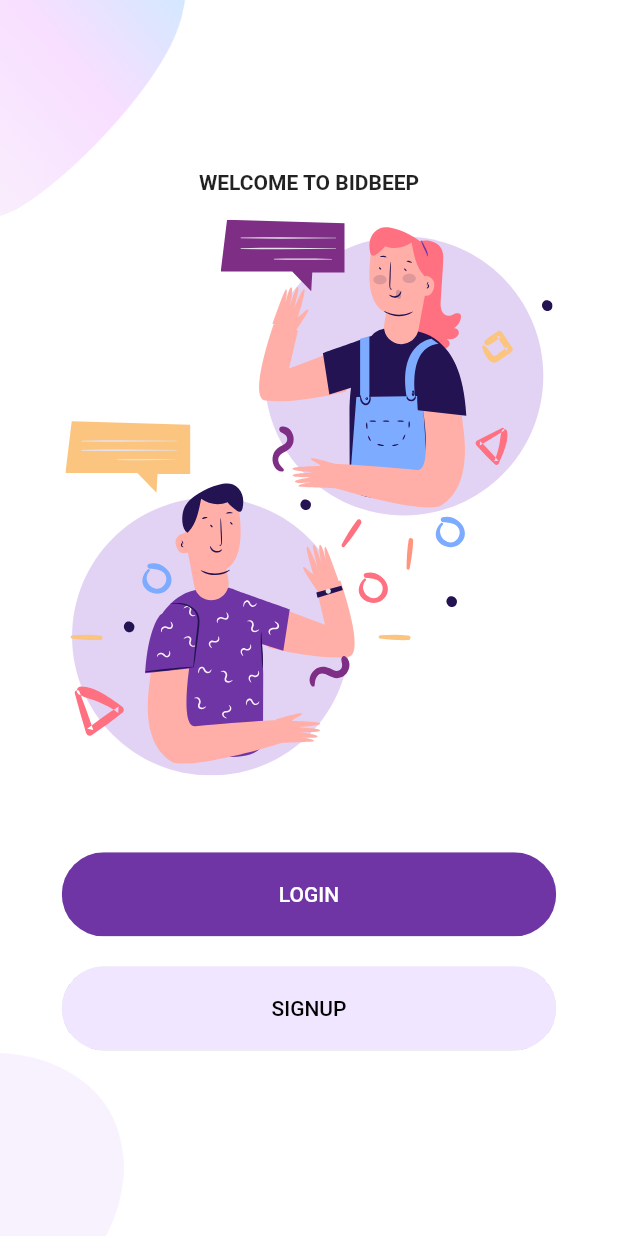
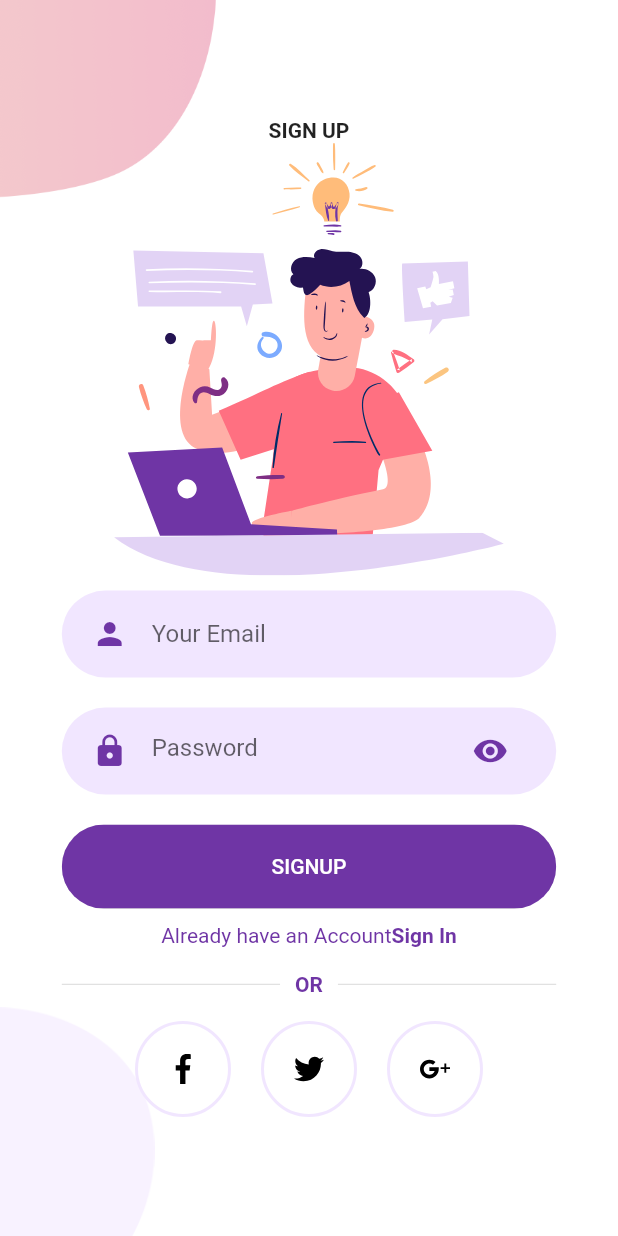
Before and after one commit to keleshteri/flutter_login_signup_page, a Flutter app: the screen it shows after launch, after a tap on "SIGNUP", on a phone screen of 412 x 824 dp. Run offline on Flutter 3.47's test engine with Material 2 defaults, Android fonts, the phone set to English and light mode, and no system bars; our stand-ins replace flutter_svg.

Commit message:
Done SignUp

```diff
--- /dev/null
+++ b/lib/Screens/Signup/components/background.dart
@@ -0,0 +1,39 @@
+import 'package:flutter/material.dart';
+
+class Background extends StatelessWidget {
+  const Background({
+    Key? key,
+    required this.child,
+  }) : super(key: key);
+
+  final Widget child;
+
+  @override
+  Widget build(BuildContext context) {
+    Size size = MediaQuery.of(context).size;
+    return Container(
+      height: size.height,
+      width: double.infinity,
+      child: Stack(
+        alignment: Alignment.center,
+        children: <Widget>[
+          Positioned(
+            top: 0,
+            left: 0,
+            child: Image.asset(
+              "assets/images/signup_top.png",
+              width: size.width * 0.35,
+            ),
+          ),
+          Positioned(
+            bottom: 0,
+            left: 0,
+            child: Image.asset("assets/images/main_bottom.png",
+                width: size.width * 0.25),
+          ),
+          child,
+        ],
+      ),
+    );
+  }
+}
--- /dev/null
+++ b/lib/Screens/Signup/components/body.dart
@@ -0,0 +1,145 @@
+import 'package:flutter/material.dart';
+import 'package:flutter_login_signup_page/Screens/Signup/components/background.dart';
+import 'package:flutter_login_signup_page/constants.dart';
+import 'package:flutter_svg/flutter_svg.dart';
+
+import '../../Login/components/body.dart';
+
+class Body extends StatelessWidget {
+  final Widget child;
+  const Body({Key? key, required this.child}) : super(key: key);
+
+  @override
+  Widget build(BuildContext context) {
+    Size size = MediaQuery.of(context).size;
+    return Background(
+      child: Column(
+        mainAxisAlignment: MainAxisAlignment.center,
+        children: <Widget>[
+          Text(
+            "SIGN UP",
+            style: TextStyle(fontWeight: FontWeight.bold),
+          ),
+          SvgPicture.asset(
+            "assets/icons/signup.svg",
+            height: size.height * 0.35,
+          ),
+          TextFieldContainer(
+            child: TextField(
+              decoration: InputDecoration(
+                icon: Icon(Icons.person, color: kPrimaryColor),
+                hintText: "Your Email",
+                border: InputBorder.none,
+              ),
+            ),
+          ),
+          TextFieldContainer(
+            child: TextField(
+              obscureText: true,
+              decoration: InputDecoration(
+                icon: Icon(Icons.lock, color: kPrimaryColor),
+                suffixIcon: Icon(Icons.visibility, color: kPrimaryColor),
+                hintText: "Password",
+                border: InputBorder.none,
+              ),
+            ),
+          ),
+          Container(
+            margin: EdgeInsets.symmetric(vertical: 10),
+            width: size.width * 0.8,
+            child: ClipRRect(
+              borderRadius: BorderRadius.circular(29),
+              child: ElevatedButton(
+                style: TextButton.styleFrom(
+                  padding: EdgeInsets.symmetric(vertical: 20, horizontal: 40),
+                  // primary: kPrimaryColor,
+                  backgroundColor: kPrimaryColor,
+                ),
+                onPressed: () {},
+                child: Text(
+                  "SIGNUP",
+                  style: TextStyle(color: Colors.white),
+                ),
+              ),
+            ),
+          ),
+          AlreadyHaveAnAccountCheck(login: false),
+          OrDivider(),
+          Row(
+            mainAxisAlignment: MainAxisAlignment.center,
+            children: <Widget>[
+              SocialIcon(iconSrc: "assets/icons/facebook.svg"),
+              SocialIcon(iconSrc: "assets/icons/twitter.svg"),
+              SocialIcon(iconSrc: "assets/icons/google-plus.svg"),
+            ],
+          ),
+        ],
+      ),
+    );
+  }
+}
+
+class SocialIcon extends StatelessWidget {
+  final String iconSrc;
+  const SocialIcon({this.iconSrc = "assets/icons/facebook.svg"});
+
+  @override
+  Widget build(BuildContext context) {
+    return GestureDetector(
+      onTap: () {},
+      child: Container(
+        margin: EdgeInsets.symmetric(horizontal: 10),
+        padding: EdgeInsets.all(20),
+        decoration: BoxDecoration(
+          border: Border.all(
+            width: 2,
+            color: kPrimaryLightColor,
+          ),
+          shape: BoxShape.circle,
+        ),
+        child: SvgPicture.asset(
+          iconSrc,
+          height: 20,
+          width: 20,
+        ),
+      ),
+    );
+  }
+}
+
+class OrDivider extends StatelessWidget {
+  const OrDivider({Key? key}) : super(key: key);
+
+  @override
+  Widget build(BuildContext context) {
+    Size size = MediaQuery.of(context).size;
+    return Container(
+      margin: EdgeInsets.symmetric(vertical: size.height * 0.02),
+      width: size.width * 0.8,
+      child: Row(children: <Widget>[
+        Expanded(
+          child: Divider(
+            color: Color(0xFFD9D9D9),
+            height: 1.5,
+          ),
+        ),
+        Padding(
+          padding: const EdgeInsets.symmetric(horizontal: 10),
+          child: Text(
+            "OR",
+            style: TextStyle(
+              color: kPrimaryColor,
+              fontWeight: FontWeight.w600,
+            ),
+          ),
+        ),
+        Expanded(
+          child: Divider(
+            color: Color(0xFFD9D9D9),
+            height: 1.5,
+          ),
+        ),
+      ]),
+    );
+  }
+}
--- /dev/null
+++ b/lib/Screens/Signup/signup_screen.dart
@@ -0,0 +1,15 @@
+import 'package:flutter/material.dart';
+import 'package:flutter_login_signup_page/Screens/Signup/components/body.dart';
+
+class SignUpScreen extends StatelessWidget {
+  const SignUpScreen({Key? key}) : super(key: key);
+
+  @override
+  Widget build(BuildContext context) {
+    return Scaffold(
+      body: Body(
+        child: Column(),
+      ),
+    );
+  }
+}
--- a/lib/Screens/Welcome/components/body.dart
+++ b/lib/Screens/Welcome/components/body.dart
@@ -1,5 +1,6 @@
 import 'package:flutter/material.dart';
 import 'package:flutter_login_signup_page/Screens/Login/login_screen.dart';
+import 'package:flutter_login_signup_page/Screens/Signup/signup_screen.dart';
 import 'package:flutter_login_signup_page/Screens/Welcome/components/background.dart';
 import 'package:flutter_login_signup_page/constants.dart';
 import 'package:flutter_svg/flutter_svg.dart';
@@ -62,7 +63,12 @@
                     // primary: kPrimaryColor,
                     backgroundColor: kPrimaryLightColor,
                   ),
-                  onPressed: () {},
+                  onPressed: () {
+                    Navigator.push(
+                      context,
+                      MaterialPageRoute(builder: (context) => SignUpScreen()),
+                    );
+                  },
                   child: Text(
                     "SIGNUP",
                     style: TextStyle(color: Colors.black),
```
Also changed, not shown: Screenshot_signup.png (added), 1 other file.
